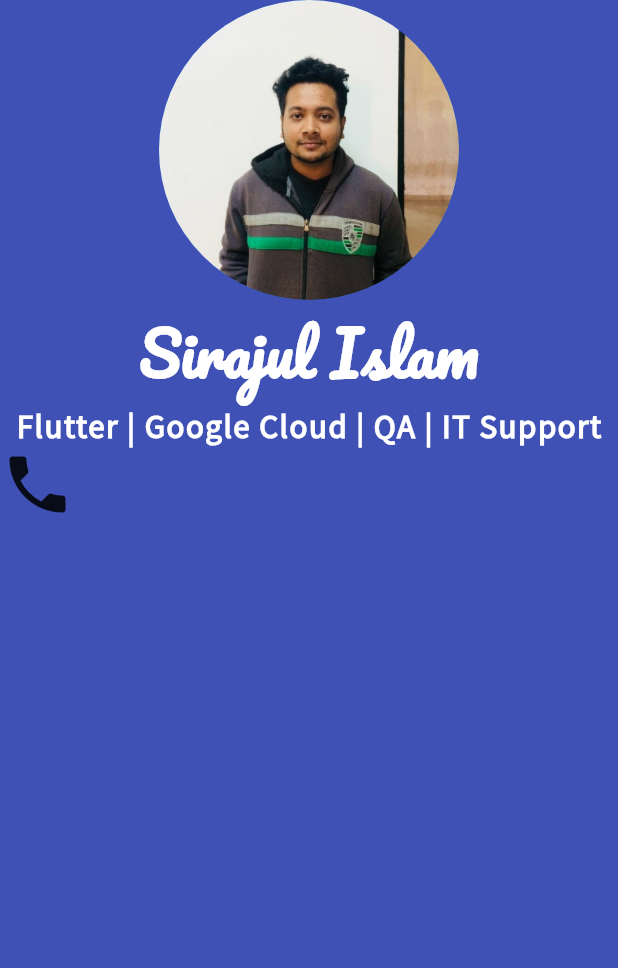
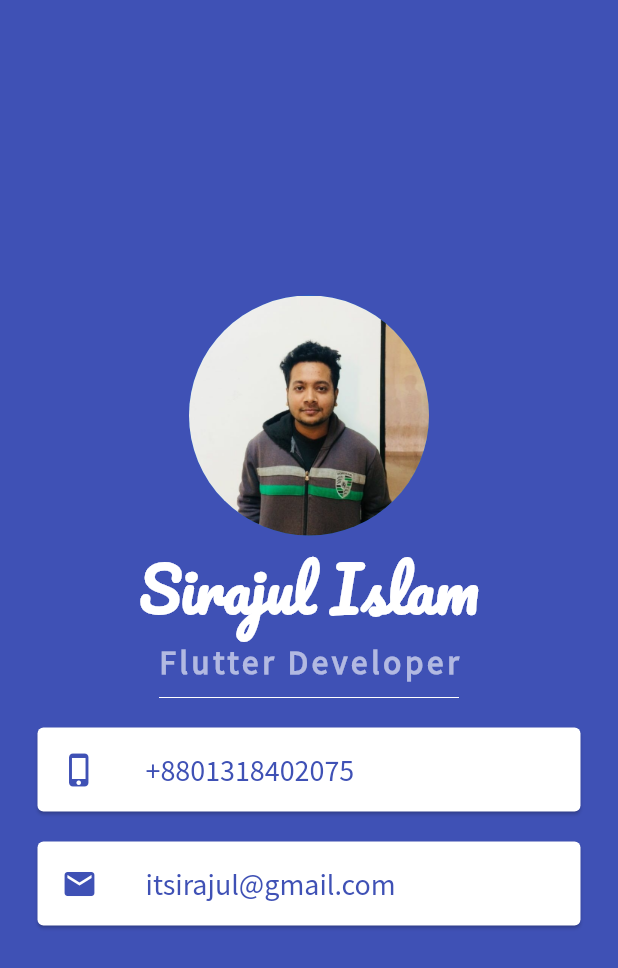
Before and after one commit to itsirajul/mi_card, a Flutter app: the screen it shows after launch, on a phone screen of 412 x 824 dp. Shown: the top 968 px of the screen. Run offline on Flutter 3.47's test engine with Material 2 defaults, Android fonts, the phone set to English and light mode, and no system bars.

Commit message:
complete flutter self app

```diff
--- a/lib/main.dart
+++ b/lib/main.dart
@@ -16,12 +16,13 @@ class MyApp extends StatelessWidget {
         backgroundColor: Colors.indigo,
         body: SafeArea(
             child: Column(
-              children:  <Widget>[
-                const CircleAvatar(
-                  radius: 100.0,
+              mainAxisAlignment: MainAxisAlignment.center,
+              children:  const <Widget>[
+                CircleAvatar(
+                  radius: 80.0,
                   backgroundImage: AssetImage('images/micard.jpg'),
                 ),
-                const Text(
+                Text(
                   'Sirajul Islam',
                   style: TextStyle(
                     fontSize: 40.0,
@@ -30,26 +31,61 @@ class MyApp extends StatelessWidget {
                     fontFamily: 'Pacifico',
                   )
                 ),
-                const Text(
-                  'Flutter | Google Cloud | QA | IT Support',
+                Text(
+                  'Flutter Developer',
                   style: TextStyle(
                     fontSize: 22.0,
                     fontWeight: FontWeight.bold,
-                    color: Colors.white,
+                    color: Colors.white60,
                     fontFamily: 'Source Sans Pro',
-                    letterSpacing: 1.0,
+                    letterSpacing: 2.5,
                   ),
                 ),
-                Container(
-                  child:  Row(
-                    children: const <Widget> [
-                      Icon(
-                        Icons.phone,
-                        size:50.0,
+                SizedBox(
+                  height: 20.0,
+                  width: 200.0,
+                  child: Divider(
+                    color: Colors.white,
+                  ),
+                ),
+                Card(
+                  color: Colors.white,
+                  margin: EdgeInsets.symmetric(vertical: 10.0,horizontal: 25.0),
+                  child: ListTile(
+                    leading: Icon(
+                      Icons.phone_iphone,
+                      color: Colors.indigo,
+                    ) ,
+                    title: Text(
+                      '+8801318402075',
+                      style: TextStyle(
+                        fontSize: 20.0,
+                        color: Colors.indigo,
+                        fontFamily: 'Source Sans Pro'
                       ),
-                    ],
-                  ) ,
+                    ),
                 ),
+                ),
+               Card(
+                  color: Colors.white,
+                 // padding: EdgeInsets.all(10.0),
+                  margin: EdgeInsets.symmetric(vertical: 10.0,horizontal: 25.0),
+                  child: ListTile(
+                    leading:Icon(
+                      Icons.mail,
+                      color: Colors.indigo,
+                    ),
+                    title: Text(
+                      'itsirajul@gmail.com',
+                      style: TextStyle(
+                        fontFamily: "Source Sans Pro",
+                        color: Colors.indigo,
+                        fontSize: 20.0,
+                      ),
+                    ),
+                  ),
+                  ),
+
               ],
           ),
         ),
```
